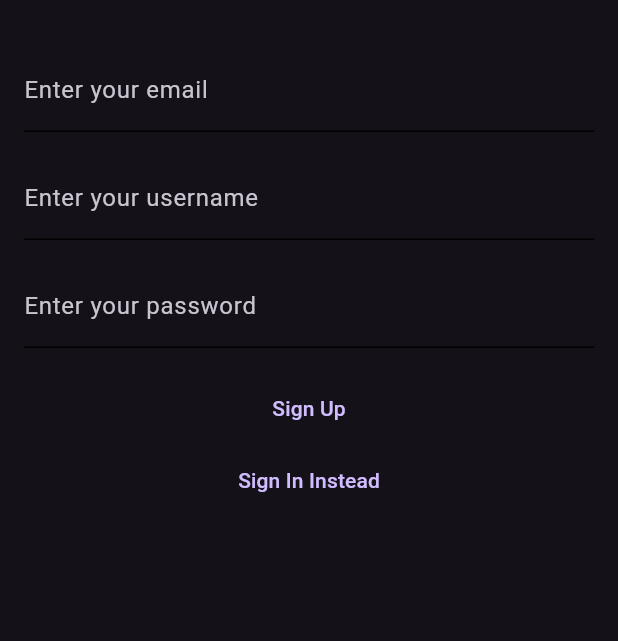
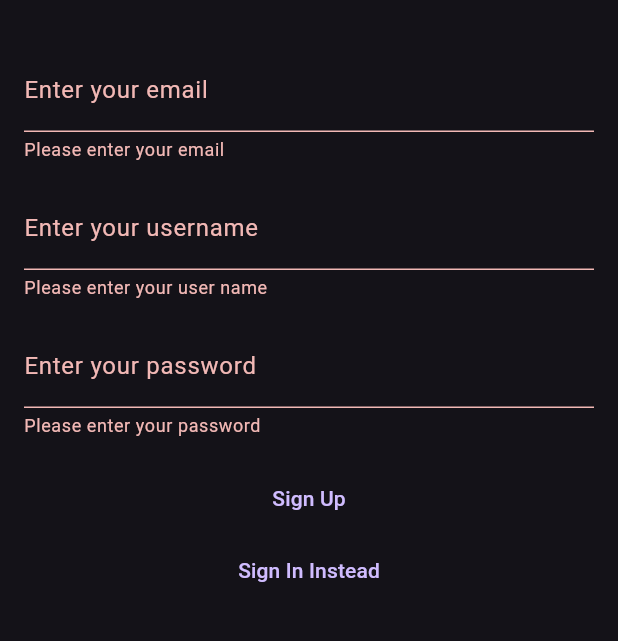
Before and after one commit to Olovyannikov/flutter-chat, a Flutter app: the screen it shows after launch, after a tap on "Sign Up", on a phone screen of 412 x 824 dp, the part 102-743 px from its top. Run offline on Flutter 3.47's test engine with Material 3 defaults, Android fonts, the phone set to English and light mode, and no system bars; our stand-ins replace bloc, cloud_firestore, equatable, firebase_auth, firebase_core, flutter_bloc; accounts and stored records are empty.

Commit message:
feat(firebase): add firebase user auth

```diff
--- a/lib/entities/User/model/cubit.dart
+++ b/lib/entities/User/model/cubit.dart
@@ -1,9 +1,8 @@
 import 'package:bloc/bloc.dart';
 import 'package:cloud_firestore/cloud_firestore.dart';
-import 'package:equatable/equatable.dart';
 import 'package:firebase_auth/firebase_auth.dart';
 
-part 'state.dart';
+import 'state.dart';
 
 class AuthCubit extends Cubit<AuthState> {
   AuthCubit() : super(AuthInitial());
@@ -25,7 +24,6 @@ class AuthCubit extends Cubit<AuthState> {
     } catch (e) {
       emit(AuthFailure(message: "An error has occurred"));
     } finally {
-      // emit()
     }
   }
 
--- a/lib/entities/User/model/state.dart
+++ b/lib/entities/User/model/state.dart
@@ -1,4 +1,4 @@
-part of 'cubit.dart';
+import 'package:equatable/equatable.dart';
 
 abstract class AuthState extends Equatable {
   const AuthState();
--- a/lib/entities/User/user_entity.dart
+++ b/lib/entities/User/user_entity.dart
@@ -1 +1,6 @@
 export 'model/cubit.dart' show AuthCubit;
+export 'model/state.dart' show AuthState;
+export 'model/state.dart' show AuthSignedIn;
+export 'model/state.dart' show AuthSignedUp;
+export 'model/state.dart' show AuthFailure;
+export 'model/state.dart' show AuthLoading;
--- a/lib/main.dart
+++ b/lib/main.dart
@@ -1,5 +1,7 @@
 import 'package:firebase_core/firebase_core.dart';
 import 'package:flutter/material.dart';
+import 'package:flutter_bloc/flutter_bloc.dart';
+import 'package:flutter_chat/entities/User/user_entity.dart';
 import 'package:flutter_chat/pages/pages.dart';
 
 void main()async {
@@ -13,7 +15,9 @@ class MyApp extends StatelessWidget {
 
   @override
   Widget build(BuildContext context) {
-    return MaterialApp(
+    return BlocProvider<AuthCubit>(
+      create: (context) => AuthCubit(),
+      child: MaterialApp(
         theme: ThemeData.dark(),
         home: SignUpScreen(),
         routes: {
@@ -21,6 +25,7 @@ class MyApp extends StatelessWidget {
           SignUpScreen.id: (context) => SignUpScreen(),
           PostsScreen.id: (context) => PostsScreen()
         },
+      ),
     );
   }
 }
--- a/lib/pages/sign-up-screen/sign_up_screen.dart
+++ b/lib/pages/sign-up-screen/sign_up_screen.dart
@@ -1,4 +1,6 @@
 import 'package:flutter/material.dart';
+import 'package:flutter_bloc/flutter_bloc.dart';
+import 'package:flutter_chat/entities/User/user_entity.dart';
 import 'package:flutter_chat/pages/pages.dart';
 
 class SignUpScreen extends StatefulWidget {
@@ -33,10 +35,42 @@ class _SignUpScreenState extends State<SignUpScreen> {
     _usernameFocusNode.dispose();
   }
 
+  void _submit(BuildContext context) {
+    FocusScope.of(context).unfocus();
+
+    if (!_formKey.currentState!.validate()) return;
+
+    _formKey.currentState!.save();
+
+    context.read<AuthCubit>().signUp(username: _username, email: _email, password: _password);
+  }
+
   @override
   Widget build(BuildContext context) {
     return Scaffold(
-      body: SafeArea(
+      body: BlocConsumer<AuthCubit, AuthState>(
+        listener: (prevState, currentState) {
+          if (currentState is AuthSignedUp) {
+            Navigator.of(context).pushReplacementNamed(PostsScreen.id);
+          }
+
+          if (currentState is AuthFailure) {
+            ScaffoldMessenger.of(context).showSnackBar(
+                SnackBar(
+                  duration: Duration(seconds: 2),
+                  content: Text(currentState.message),
+                )
+            );
+          }
+        },
+        builder: (BuildContext context, AuthState currentState) {
+          if (currentState is AuthLoading) {
+            return Center(
+                child: CircularProgressIndicator()
+            );
+          }
+
+          return SafeArea(
             child: Form(
               key: _formKey,
               child: Padding(
@@ -107,7 +141,9 @@ class _SignUpScreenState extends State<SignUpScreen> {
                           ),
                           labelText: "Enter your password",
                         ),
-                    onFieldSubmitted: (_) {},
+                        onFieldSubmitted: (_) {
+                          _submit(context);
+                        },
                         onSaved: (value) {
                           _password = value!.trim();
                         },
@@ -122,7 +158,9 @@ class _SignUpScreenState extends State<SignUpScreen> {
                         textInputAction: TextInputAction.done,
                       ),
                       SizedBox(height: 16,),
-                  TextButton(onPressed: () {}, child: Text('Sign Up')),
+                      TextButton(onPressed: () {
+                        _submit(context);
+                      }, child: Text('Sign Up')),
                       TextButton(onPressed: () {
                         Navigator.of(context).pushReplacementNamed(SignInScreen.id);
                       }, child: Text('Sign In Instead')),
@@ -131,6 +169,8 @@ class _SignUpScreenState extends State<SignUpScreen> {
                 ),
               ),
             ),
+          );
+        },
       ),
     );
   }
--- a/pubspec.yaml
+++ b/pubspec.yaml
@@ -12,12 +12,12 @@ dependencies:
     sdk: flutter
 
   cupertino_icons: ^1.0.8
-  firebase_core: ^1.6.0
-  firebase_auth: ^3.1.0
+  firebase_core: ^3.13.0
+  firebase_auth: ^5.5.3
   bloc: ^7.1.0
   flutter_bloc: ^7.2.0
   equatable: ^2.0.3
-  cloud_firestore: ^2.5.1
+  cloud_firestore: ^5.6.7
 
 dev_dependencies:
   flutter_test:
```
Also changed, not shown: lib/pages/sign-in-screen/sign_in_screen.dart (+43 -3 lines), pubspec.lock, 2 other files. Lines whose indentation alone changed are shown as unchanged.
